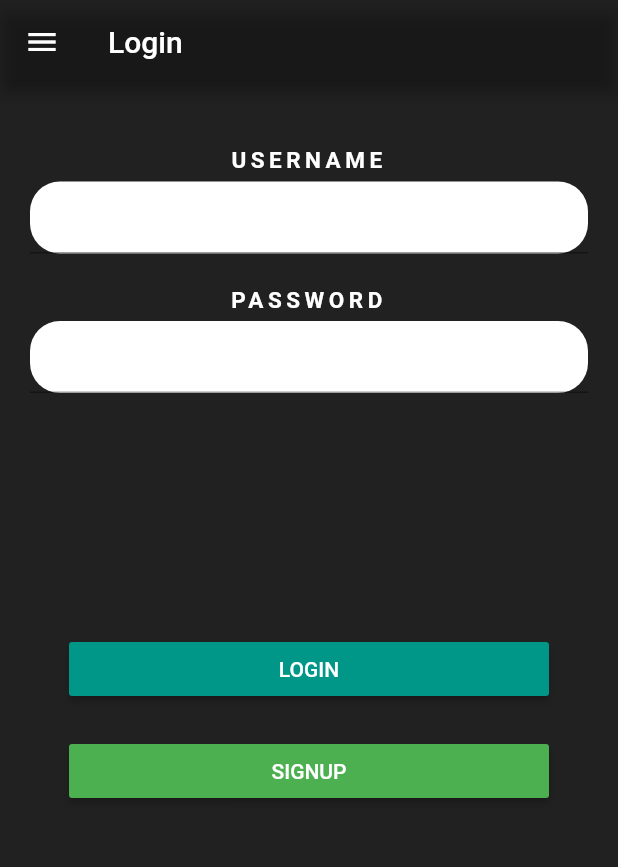
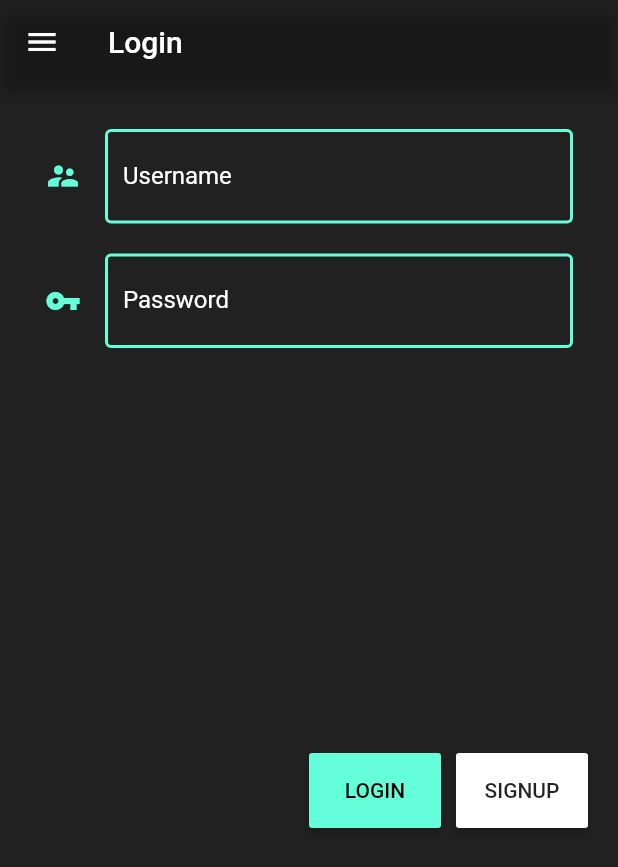
Before and after one commit to pattarai/fabianferno_flutterworkshop2020, a Flutter app: the screen it shows after launch, on a phone screen of 412 x 824 dp. Shown: the top 867 px of the screen. Run offline on Flutter 3.47's test engine with Material 2 defaults, Android fonts, the phone set to English and light mode, and no system bars; our stand-ins replace math_expressions, toast, webview_flutter; missing offline and left inert: icon_shadow, parallax_image.

Commit message:
Updated the App Drawers and added a  Basic Calculator

```diff
--- a/lib/drawer.dart
+++ b/lib/drawer.dart
@@ -5,6 +5,7 @@ import 'pushpop.dart';
 import 'main.dart';
 import 'snackbar_demo.dart';
 import 'Webview_demo.dart';
+import 'Calculator.dart';
 
 class DrawerItem {
   String title;
@@ -16,11 +17,12 @@ class DrawerItem {
 class HomeScreen extends StatefulWidget {
 
   var drawerItems = [
-    new DrawerItem("Login", Icons.assignment_ind),
+    new DrawerItem("Login", Icons.vpn_key),
     new DrawerItem("Blog", Icons.book),
     new DrawerItem("Stacker Exercise", Icons.tab),
     new DrawerItem("Snackbar", Icons.space_bar),
     new DrawerItem("Fabrowser", Icons.web),
+    new DrawerItem("Basic Calculator", Icons.account_balance_wallet),
   ];
 
   @override
@@ -52,6 +54,9 @@ class HomeScreenState extends State<HomeScreen> {
       case 4:
         return Fabrowser();
         break;
+      case 5:
+        return Calculator();
+        break;
       default:
         return new Text("Error");
         break;
@@ -76,8 +81,8 @@ class HomeScreenState extends State<HomeScreen> {
         );
       }
       drawerOptions.add(new ListTile(
-        leading: new Icon(d.icon),
-        title: new Text(d.title),
+        leading: new Icon(d.icon,color: Colors.tealAccent,),
+        title: new Text(d.title,style: TextStyle(color: Colors.tealAccent),),
         selected: i == _selectedDrawerIndex,
         onTap: () => _onSelectItem(i),
       ));
@@ -94,6 +99,9 @@ class HomeScreenState extends State<HomeScreen> {
       ),
       drawer: new Drawer(
         child: SingleChildScrollView(
+          child: Container(
+            height: 800,
+            color: Colors.black87,
             child: new Column(
               children: <Widget>[
                 new UserAccountsDrawerHeader(
@@ -101,11 +109,11 @@ class HomeScreenState extends State<HomeScreen> {
                   accountEmail: new Text("@super.skywalker"),
                   currentAccountPicture: CircleAvatar(
                     radius: 60.0,
-                  backgroundColor: const Color(0xFF778899),
+                    backgroundColor: Colors.black87,
                     backgroundImage: NetworkImage("https://i.pinimg.com/originals/d5/51/2b/d5512bab9961e7a5c599bcf16250a9ed.jpg"), // for Network image
                   ),
                   decoration: new BoxDecoration(
-                  color: Colors.black87,
+                    color: Color(0xff101010),
                   ),
                 ),
                 new Column(children: drawerOptions)
@@ -113,6 +121,7 @@ class HomeScreenState extends State<HomeScreen> {
             ),
           ),
         ),
+      ),
       body: _getDrawerItemWidget(_selectedDrawerIndex),
     );
   }
--- a/lib/login.dart
+++ b/lib/login.dart
@@ -12,87 +12,94 @@ class _LoginPage extends State<LoginPage> {
   Widget build(BuildContext context) {
     return Scaffold(
       body: Container(
+        constraints: BoxConstraints.expand(),
         color: Colors.black87,
         padding: const EdgeInsets.all(20),
+        child: SingleChildScrollView(
           child: Column(
             children: <Widget>[
-            Text(
-              "USERNAME",
-              textAlign: TextAlign.center,
-              style: TextStyle(
-                  letterSpacing: 3,
-                  color: Colors.white,
-                  fontSize: 15,
-                  height: 3,
-                  fontWeight: FontWeight.bold),
+              Container(
+                padding: EdgeInsets.all(10),
+                decoration: BoxDecoration(
+                    borderRadius: BorderRadius.all(Radius.circular(15))),
+                child: TextFormField(
+                  cursorColor: Colors.white,
+                  decoration: InputDecoration(
+                    icon: Icon(Icons.supervisor_account,color: Colors.tealAccent,),
+                    labelText: "Username",
+                    labelStyle: TextStyle(color: Colors.white,fontSize: 16),
+                    enabledBorder: OutlineInputBorder(
+                      borderSide: BorderSide(color: Colors.tealAccent,width: 2),
                     ),
-            Container(
-              decoration: BoxDecoration(
-                  color: Colors.white,
-                  borderRadius: BorderRadius.all(Radius.circular(20))),
-              child: TextFormField(
+                    focusedBorder: OutlineInputBorder(
+                      borderSide: BorderSide(color: Colors.tealAccent, width: 2),
+                    ),
+                    ),
                   style: TextStyle(
                     color: Colors.white,
                     fontSize: 20,
-                    fontWeight: FontWeight.bold),
-                textAlign: TextAlign.center,
+                  ),
+                  textAlign: TextAlign.right,
                   //controller: _stackController,
-                cursorColor: Colors.white,
                 ),
               ),
-            Text(
-              "PASSWORD",
-              textAlign: TextAlign.center,
-              style: TextStyle(
-                  letterSpacing: 3,
-                  color: Colors.white,
-                  fontSize: 15,
-                  height: 3,
-                  fontWeight: FontWeight.bold),
+              Container(
+                padding: EdgeInsets.all(10),
+                decoration: BoxDecoration(
+                    borderRadius: BorderRadius.all(Radius.circular(15))),
+                child: TextFormField(
+                  obscureText: true,
+                  cursorColor: Colors.white,
+                  decoration: InputDecoration(
+                    icon: Icon(Icons.vpn_key,color: Colors.tealAccent,),
+                    labelText: "Password",
+                    labelStyle: TextStyle(color: Colors.white,fontSize: 16),
+                    enabledBorder: OutlineInputBorder(
+                      borderSide: BorderSide(color: Colors.tealAccent,width: 2),
                     ),
-            Container(
-              decoration: BoxDecoration(
-                  color: Colors.white,
-                  borderRadius: BorderRadius.all(Radius.circular(20))),
-              child: TextFormField(
+                    focusedBorder: OutlineInputBorder(
+                      borderSide: BorderSide(color: Colors.tealAccent, width: 2),
+                    ),
+                    //enabledBorder: OutlineInputBorder(
+                    //borderSide: BorderSide(color: Colors.red, width: 5.0),
+                  ),
                   style: TextStyle(
                     color: Colors.white,
                     fontSize: 20,
-                    fontWeight: FontWeight.bold),
-                textAlign: TextAlign.center,
+                  ),
+                  textAlign: TextAlign.right,
                   //controller: _stackController,
-                cursorColor: Colors.white,
                 ),
               ),
-            Padding(padding: EdgeInsets.all(80)),
-            Column(
-              mainAxisAlignment: MainAxisAlignment.center,
-              crossAxisAlignment: CrossAxisAlignment.center,
+              Padding(padding: EdgeInsets.all(130)),
+              Row(
+                mainAxisAlignment: MainAxisAlignment.end,
+                crossAxisAlignment: CrossAxisAlignment.end,
                 children: [
                   Container(
-                  width: 320,
+                    height: 50,
+                    padding: EdgeInsets.only(right: 10),
                     child: RaisedButton(
-                    color: Colors.teal,
-                    onPressed: (){
+                      color: Colors.tealAccent,
+                      onPressed: () {
                         print("Logged in");
                       },
                       child: Text(
                         "LOGIN",
-                      style: TextStyle(color: Colors.white),
+                        style: TextStyle(color: Colors.black),
                       ),
                     ),
                   ),
-                Padding(padding: EdgeInsets.all(10)),
                   Container(
-                  width: 320,
+                    height: 50,
                     child: RaisedButton(
-                    color: Colors.green,
-                    onPressed: (){
+                      color: Color(0xffffffff),
+                      onPressed: () {
                         print("Signing up");
                       },
                       child: Text(
                         "SIGNUP",
-                      style: TextStyle(color: Colors.white),
+                        style: TextStyle(color: Colors.black87),
                       ),
                     ),
                   ),
@@ -101,6 +108,7 @@ class _LoginPage extends State<LoginPage> {
             ],
           ),
         ),
+      ),
     );
   }
 }
--- a/pubspec.yaml
+++ b/pubspec.yaml
@@ -26,6 +26,7 @@ dependencies:
 
   toast: ^0.1.5
   webview_flutter: ^0.3.22+1
+  math_expressions: ^2.0.0
   # The following adds the Cupertino Icons font to your application.
   # Use with the CupertinoIcons class for iOS style icons.
   cupertino_icons: ^0.1.3
```
Also changed, not shown: lib/Calculator.dart (added, +486 -0 lines), lib/clicky_button.dart (added, +114 -0 lines), lib/pushpop.dart (+4 -4 lines), pubspec.lock. Lines whose indentation alone changed are shown as unchanged.
